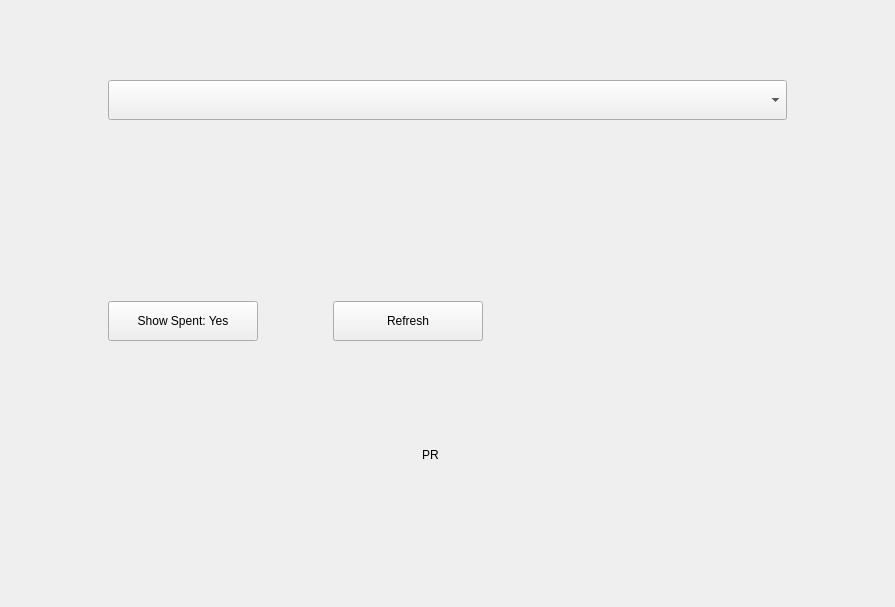
First picture: the form in windows_desktop/e_outputs.ui, repository 0xkobe/mwc-wallet, before the edit.
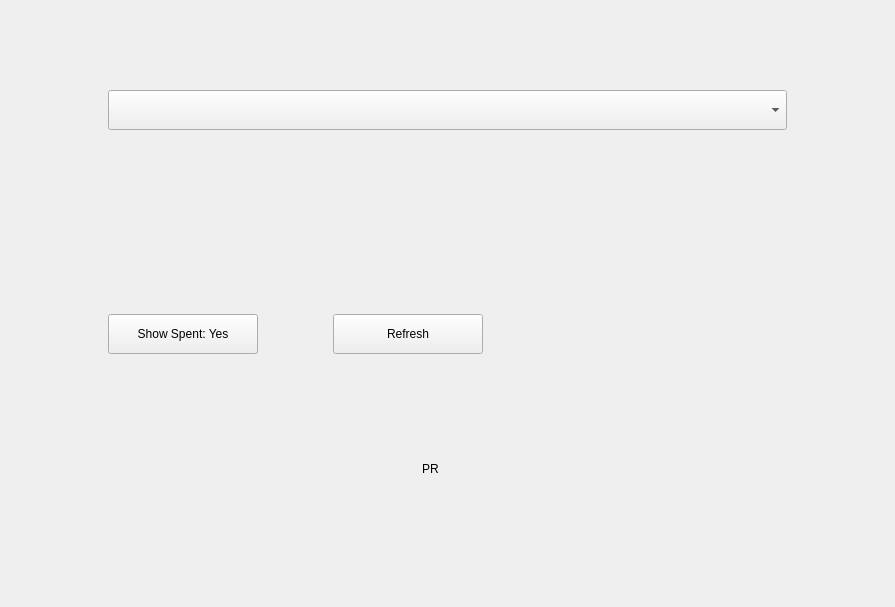
Second picture: the form after the edit. Custom widgets are drawn as their Qt base class.

Diff of the .ui file:
```diff
--- a/windows_desktop/e_outputs.ui
+++ b/windows_desktop/e_outputs.ui
@@ -13,20 +13,13 @@
   <property name="windowTitle">
    <string>Form</string>
   </property>
-  <layout class="QVBoxLayout" name="verticalLayout_4" stretch="2,14,1">
-   <item>
-    <spacer name="verticalSpacer">
-     <property name="orientation">
-      <enum>Qt::Vertical</enum>
-     </property>
-     <property name="sizeHint" stdset="0">
-      <size>
-       <width>20</width>
-       <height>37</height>
-      </size>
-     </property>
-    </spacer>
-   </item>
+  <layout class="QVBoxLayout" name="verticalLayout_4" stretch="14">
+   <property name="topMargin">
+    <number>90</number>
+   </property>
+   <property name="bottomMargin">
+    <number>30</number>
+   </property>
    <item>
     <layout class="QHBoxLayout" name="horizontalLayout" stretch="1,7,1">
      <item>
@@ -318,28 +311,9 @@
      </item>
     </layout>
    </item>
-   <item>
-    <spacer name="verticalSpacer_2">
-     <property name="orientation">
-      <enum>Qt::Vertical</enum>
-     </property>
-     <property name="sizeHint" stdset="0">
-      <size>
-       <width>20</width>
-       <height>37</height>
-      </size>
-     </property>
-    </spacer>
-   </item>
   </layout>
  </widget>
  <customwidgets>
-  <customwidget>
-   <class>control::RichVBox</class>
-   <extends>QWidget</extends>
-   <header>control_desktop/richvbox.h</header>
-   <container>1</container>
-  </customwidget>
   <customwidget>
    <class>control::MwcPushButtonNormal</class>
    <extends>QPushButton</extends>
@@ -355,6 +329,12 @@
    <extends>QComboBox</extends>
    <header>control_desktop/MwcComboBox.h</header>
   </customwidget>
+  <customwidget>
+   <class>control::RichVBox</class>
+   <extends>QWidget</extends>
+   <header>control_desktop/richvbox.h</header>
+   <container>1</container>
+  </customwidget>
  </customwidgets>
  <resources/>
  <connections/>
```
